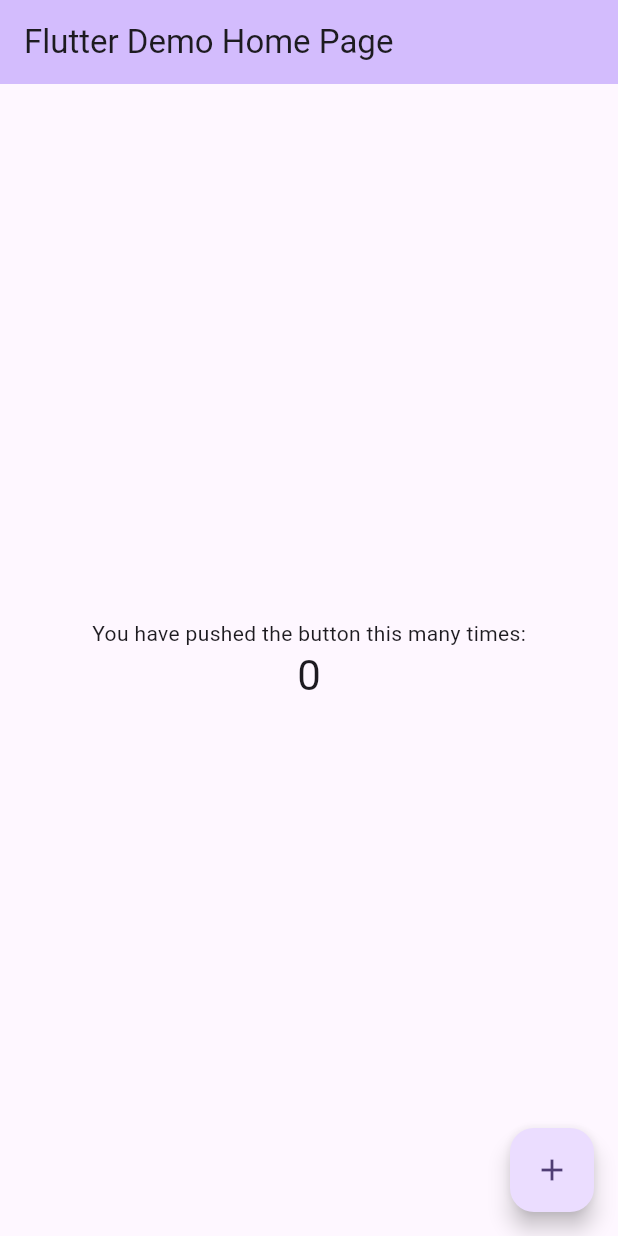
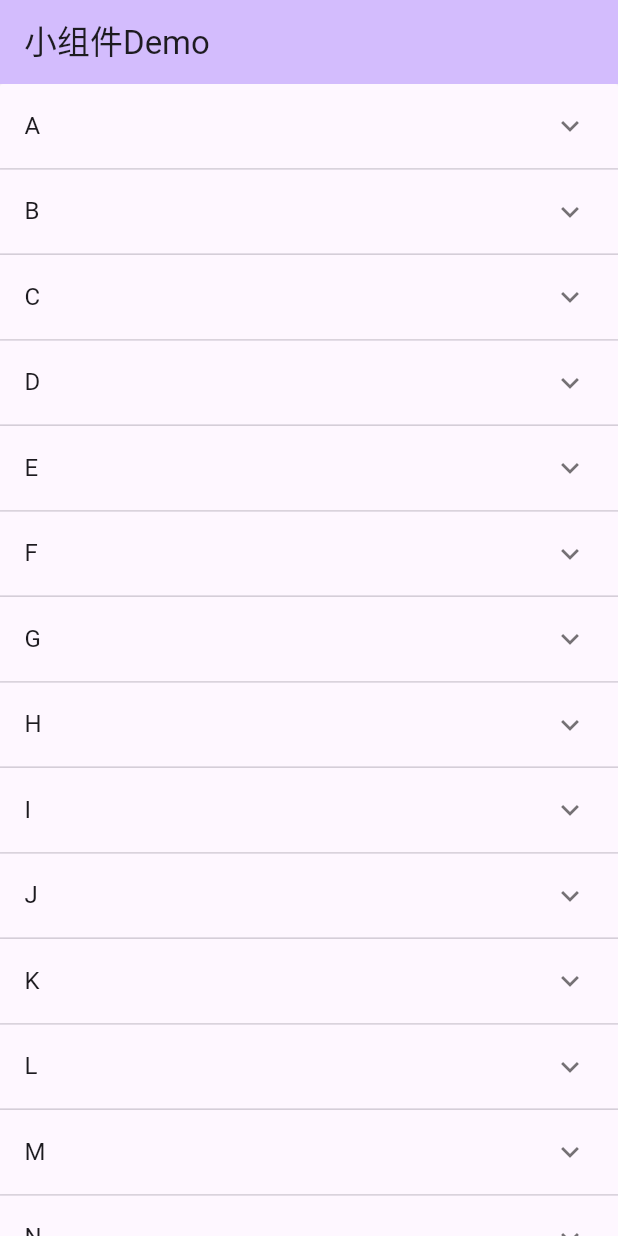
Before and after one commit to M1sakii/flutter_demo, a Flutter app: the screen it shows after launch, on a phone screen of 412 x 824 dp. Run offline on Flutter 3.47's test engine with Material 2 defaults, Android fonts, the phone set to English and light mode, and no system bars.

Commit message:
首页布局

```diff
--- /dev/null
+++ b/lib/data/datasource.dart
@@ -0,0 +1,50 @@
+final datasource = [
+  HomeItem(name: 'A', children: []),
+  HomeItem(name: 'B', children: []),
+  HomeItem(name: 'C', children: [
+    ListItem(name: 'Container', desc: 'Container', path: '')
+  ]),
+  HomeItem(name: 'D', children: []),
+  HomeItem(name: 'E', children: []),
+  HomeItem(name: 'F', children: []),
+  HomeItem(name: 'G', children: []),
+  HomeItem(name: 'H', children: []),
+  HomeItem(name: 'I', children: []),
+  HomeItem(name: 'J', children: []),
+  HomeItem(name: 'K', children: []),
+  HomeItem(name: 'L', children: [
+    ListItem(name: 'ListView', desc: '列表', path: '')
+  ]),
+  HomeItem(name: 'M', children: []),
+  HomeItem(name: 'N', children: []),
+  HomeItem(name: 'O', children: []),
+  HomeItem(name: 'P', children: []),
+  HomeItem(name: 'Q', children: []),
+  HomeItem(name: 'R', children: []),
+  HomeItem(name: 'S', children: []),
+  HomeItem(name: 'T', children: []),
+  HomeItem(name: 'U', children: []),
+  HomeItem(name: 'V', children: []),
+  HomeItem(name: 'W', children: []),
+  HomeItem(name: 'X', children: []),
+  HomeItem(name: 'Y', children: []),
+  HomeItem(name: 'Z', children: [])
+];
+
+
+class HomeItem {
+  String name;
+  List<ListItem> children;
+  bool isExpanded;
+  HomeItem({required this.name, required this.children, this.isExpanded = false});
+}
+
+class ListItem {
+  /// 名称
+  String name;
+  /// 描述
+  String desc;
+  /// 路由路径
+  String path;
+  ListItem({required this.name, required this.desc, required this.path});
+}
--- a/lib/main.dart
+++ b/lib/main.dart
@@ -1,4 +1,5 @@
 import 'package:flutter/material.dart';
+import 'package:flutter_demo/data/datasource.dart';
 
 void main() {
   runApp(const MyApp());
@@ -15,7 +16,7 @@ class MyApp extends StatelessWidget {
         colorScheme: ColorScheme.fromSeed(seedColor: Colors.deepPurple),
         useMaterial3: true,
       ),
-      home: const MyHomePage(title: 'Flutter Demo Home Page'),
+      home: const MyHomePage(title: '小组件Demo'),
     );
   }
 }
@@ -30,13 +31,6 @@ class MyHomePage extends StatefulWidget {
 }
 
 class _MyHomePageState extends State<MyHomePage> {
-  int _counter = 0;
-
-  void _incrementCounter() {
-    setState(() {
-      _counter++;
-    });
-  }
 
   @override
   Widget build(BuildContext context) {
@@ -45,25 +39,32 @@ class _MyHomePageState extends State<MyHomePage> {
         backgroundColor: Theme.of(context).colorScheme.inversePrimary,
         title: Text(widget.title),
       ),
-      body: Center(
-        child: Column(
-          mainAxisAlignment: MainAxisAlignment.center,
-          children: <Widget>[
-            const Text(
-              'You have pushed the button this many times:',
-            ),
-            Text(
-              '$_counter',
-              style: Theme.of(context).textTheme.headlineMedium,
-            ),
-          ],
+      body: SingleChildScrollView(
+        child: ExpansionPanelList(
+          expansionCallback: (index, isExpanded) {
+            setState(() {
+              datasource[index].isExpanded = isExpanded;
+            });
+          },
+          children: datasource.map((e) => ExpansionPanel(
+            canTapOnHeader: true,
+            isExpanded: e.isExpanded,
+            headerBuilder: (context, isExpanded) {
+              return ListTile(title: Text(e.name));
+            },
+            body: ListView.separated(
+              shrinkWrap: true,
+              physics: const NeverScrollableScrollPhysics(),
+              itemBuilder: (context, index) {
+                final item = e.children[index];
+                return ListTile(title: Text(item.name), subtitle: Text(item.desc));
+              },
+              separatorBuilder: (context, index) => const Divider(height: 1),
+              itemCount: e.children.length
+            )
+          )).toList(),
         ),
-      ),
-      floatingActionButton: FloatingActionButton(
-        onPressed: _incrementCounter,
-        tooltip: 'Increment',
-        child: const Icon(Icons.add),
-      ), // This trailing comma makes auto-formatting nicer for build methods.
+      ) // This trailing comma makes auto-formatting nicer for build methods.
     );
   }
 }
```
